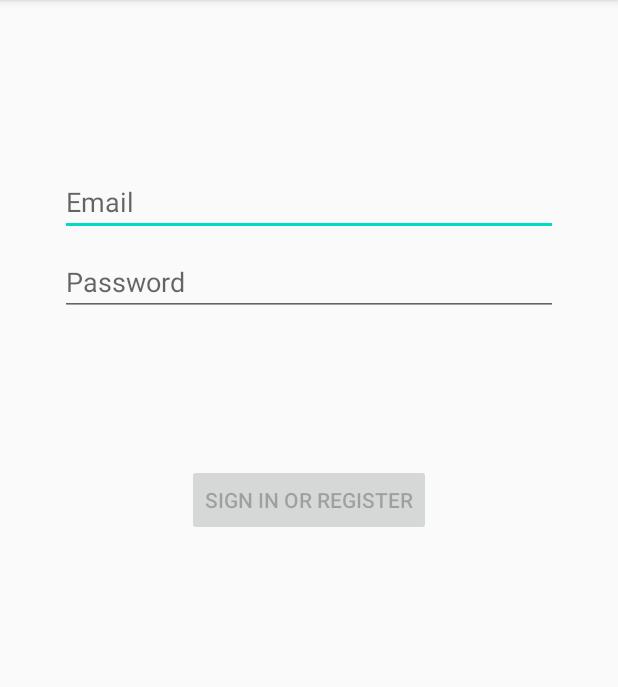
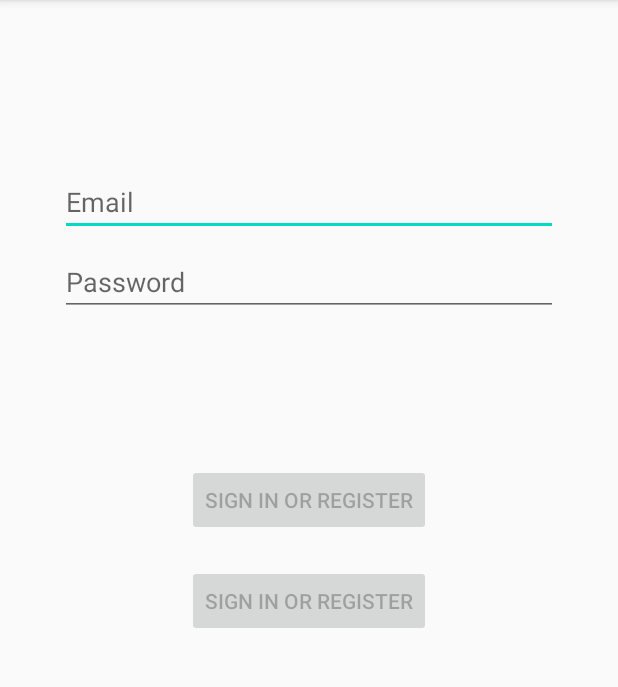
Before and after one commit to askhat01/GitTest, an Android app: the screen it shows after launch (LoginActivity), on a phone screen of 412 x 824 dp, the part 84-771 px from its top. Run offline under Robolectric (Android 15) with nearby library versions, the phone set to English and light mode, and no system bars.

Commit message:
Second commit

```diff
--- a/app/src/main/res/layout/activity_login.xml
+++ b/app/src/main/res/layout/activity_login.xml
@@ -58,6 +58,23 @@
         app:layout_constraintTop_toBottomOf="@+id/password"
         app:layout_constraintVertical_bias="0.2" />
 
+    <Button
+        android:id="@+id/login2"
+        android:layout_width="wrap_content"
+        android:layout_height="wrap_content"
+        android:layout_gravity="start"
+        android:layout_marginStart="48dp"
+        android:layout_marginTop="100dp"
+        android:layout_marginEnd="48dp"
+        android:layout_marginBottom="64dp"
+        android:enabled="false"
+        android:text="@string/action_sign_in"
+        app:layout_constraintBottom_toBottomOf="parent"
+        app:layout_constraintEnd_toEndOf="parent"
+        app:layout_constraintStart_toStartOf="parent"
+        app:layout_constraintTop_toBottomOf="@+id/password"
+        app:layout_constraintVertical_bias="0.2" />
+
     <ProgressBar
         android:id="@+id/loading"
         android:layout_width="wrap_content"
```
Also changed, not shown: app/src/main/java/com/demo/gittest/ui/login/LoginActivity.java (line endings or trailing spaces).
